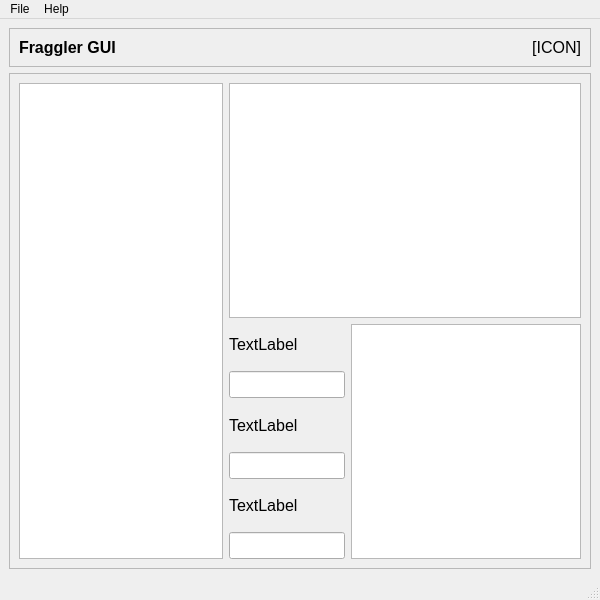
Above: fraggler/MainWindow.ui from Clinical-Genomics-Umea/fraggler before the change. Below: the same form after it.
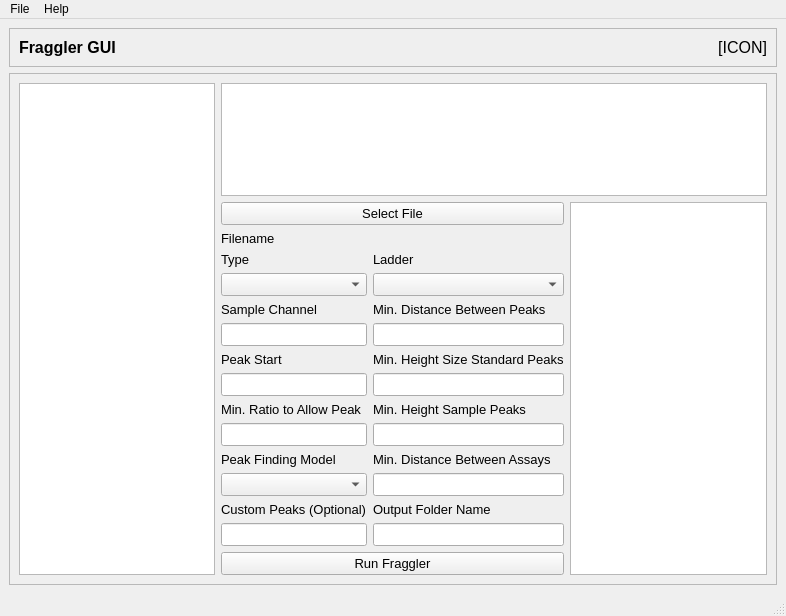
That is the form after the change.

Commit message: Finished designer for button inputs

The edit to the form file:
```diff
--- a/fraggler/MainWindow.ui
+++ b/fraggler/MainWindow.ui
@@ -6,8 +6,8 @@
    <rect>
     <x>0</x>
     <y>0</y>
-    <width>600</width>
-    <height>600</height>
+    <width>786</width>
+    <height>616</height>
    </rect>
   </property>
   <property name="font">
@@ -111,44 +111,365 @@
            </item>
            <item>
             <layout class="QHBoxLayout" name="horizontalLayout_2">
+             <property name="leftMargin">
+              <number>0</number>
+             </property>
              <property name="topMargin">
               <number>0</number>
              </property>
              <item>
-              <layout class="QVBoxLayout" name="verticalLayout_4">
+              <layout class="QVBoxLayout" name="verticalLayout_8">
                <property name="leftMargin">
                 <number>0</number>
                </property>
                <item>
-                <widget class="QLabel" name="label">
+                <widget class="QPushButton" name="selectFileButton">
+                 <property name="font">
+                  <font>
+                   <pointsize>10</pointsize>
+                  </font>
+                 </property>
                  <property name="text">
-                  <string>TextLabel</string>
+                  <string>Select File</string>
                  </property>
                 </widget>
                </item>
                <item>
-                <widget class="QLineEdit" name="lineEdit_2"/>
-               </item>
-               <item>
-                <widget class="QLabel" name="label_2">
+                <widget class="QLabel" name="filenameLabel">
+                 <property name="font">
+                  <font>
+                   <pointsize>10</pointsize>
+                  </font>
+                 </property>
                  <property name="text">
-                  <string>TextLabel</string>
+                  <string>Filename</string>
                  </property>
                 </widget>
                </item>
                <item>
-                <widget class="QLineEdit" name="lineEdit"/>
+                <layout class="QHBoxLayout" name="horizontalLayout_6">
+                 <property name="leftMargin">
+                  <number>0</number>
+                 </property>
+                 <item>
+                  <layout class="QVBoxLayout" name="verticalLayout_9">
+                   <property name="leftMargin">
+                    <number>0</number>
+                   </property>
+                   <item>
+                    <widget class="QLabel" name="typeLabel">
+                     <property name="font">
+                      <font>
+                       <pointsize>10</pointsize>
+                      </font>
+                     </property>
+                     <property name="text">
+                      <string>Type</string>
+                     </property>
+                    </widget>
+                   </item>
+                   <item>
+                    <widget class="QComboBox" name="typeComboBox">
+                     <property name="font">
+                      <font>
+                       <pointsize>10</pointsize>
+                      </font>
+                     </property>
+                     <property name="toolTip">
+                      <string>Fraggler area or fraggler peak.</string>
+                     </property>
+                     <property name="currentText">
+                      <string/>
+                     </property>
+                    </widget>
+                   </item>
+                   <item>
+                    <widget class="QLabel" name="sampleChannelLabel">
+                     <property name="font">
+                      <font>
+                       <pointsize>10</pointsize>
+                      </font>
+                     </property>
+                     <property name="text">
+                      <string>Sample Channel</string>
+                     </property>
+                    </widget>
+                   </item>
+                   <item>
+                    <widget class="QLineEdit" name="sampleChannelInput">
+                     <property name="font">
+                      <font>
+                       <pointsize>10</pointsize>
+                      </font>
+                     </property>
+                     <property name="toolTip">
+                      <string>Which sample channel to use. E.g. 'DATA1', 'DATA2'...</string>
+                     </property>
+                    </widget>
+                   </item>
+                   <item>
+                    <widget class="QLabel" name="peakStartLabel">
+                     <property name="font">
+                      <font>
+                       <pointsize>10</pointsize>
+                      </font>
+                     </property>
+                     <property name="text">
+                      <string>Peak Start</string>
+                     </property>
+                    </widget>
+                   </item>
+                   <item>
+                    <widget class="QLineEdit" name="peakStartInput">
+                     <property name="font">
+                      <font>
+                       <pointsize>10</pointsize>
+                      </font>
+                     </property>
+                     <property name="toolTip">
+                      <string>Where to start searching for peaks in basepairs</string>
+                     </property>
+                    </widget>
+                   </item>
+                   <item>
+                    <widget class="QLabel" name="minRatioLabel">
+                     <property name="font">
+                      <font>
+                       <pointsize>10</pointsize>
+                      </font>
+                     </property>
+                     <property name="text">
+                      <string>Min. Ratio to Allow Peak</string>
+                     </property>
+                    </widget>
+                   </item>
+                   <item>
+                    <widget class="QLineEdit" name="minPeakRatioInput">
+                     <property name="font">
+                      <font>
+                       <pointsize>10</pointsize>
+                      </font>
+                     </property>
+                     <property name="toolTip">
+                      <string>Minimum ratio of the lowest peak compared to the highest peak in the assay</string>
+                     </property>
+                    </widget>
+                   </item>
+                   <item>
+                    <widget class="QLabel" name="peakAreaModelLabel">
+                     <property name="font">
+                      <font>
+                       <pointsize>10</pointsize>
+                      </font>
+                     </property>
+                     <property name="text">
+                      <string>Peak Finding Model</string>
+                     </property>
+                    </widget>
+                   </item>
+                   <item>
+                    <widget class="QComboBox" name="peakModelComboBox">
+                     <property name="font">
+                      <font>
+                       <pointsize>10</pointsize>
+                      </font>
+                     </property>
+                     <property name="toolTip">
+                      <string>Which peak finding model to use</string>
+                     </property>
+                    </widget>
+                   </item>
+                   <item>
+                    <widget class="QLabel" name="customPeaksLabel">
+                     <property name="font">
+                      <font>
+                       <pointsize>10</pointsize>
+                      </font>
+                     </property>
+                     <property name="text">
+                      <string>Custom Peaks (Optional)</string>
+                     </property>
+                    </widget>
+                   </item>
+                   <item>
+                    <widget class="QLineEdit" name="customPeaksInput">
+                     <property name="font">
+                      <font>
+                       <pointsize>10</pointsize>
+                      </font>
+                     </property>
+                     <property name="toolTip">
+                      <string>CSV Filename with custom peaks to find</string>
+                     </property>
+                    </widget>
+                   </item>
+                  </layout>
+                 </item>
+                 <item>
+                  <layout class="QVBoxLayout" name="verticalLayout_4">
+                   <property name="leftMargin">
+                    <number>0</number>
+                   </property>
+                   <item>
+                    <widget class="QLabel" name="ladderLabel">
+                     <property name="font">
+                      <font>
+                       <pointsize>10</pointsize>
+                      </font>
+                     </property>
+                     <property name="text">
+                      <string>Ladder</string>
+                     </property>
+                    </widget>
+                   </item>
+                   <item>
+                    <widget class="QComboBox" name="ladderComboBox">
+                     <property name="font">
+                      <font>
+                       <pointsize>10</pointsize>
+                      </font>
+                     </property>
+                     <property name="toolTip">
+                      <string>Which ladder to use.</string>
+                     </property>
+                    </widget>
+                   </item>
+                   <item>
+                    <widget class="QLabel" name="minDistanceBetweenPeaksLabel">
+                     <property name="font">
+                      <font>
+                       <pointsize>10</pointsize>
+                      </font>
+                     </property>
+                     <property name="text">
+                      <string>Min. Distance Between Peaks</string>
+                     </property>
+                    </widget>
+                   </item>
+                   <item>
+                    <widget class="QLineEdit" name="minDistBetweenPeaksInput">
+                     <property name="font">
+                      <font>
+                       <pointsize>10</pointsize>
+                      </font>
+                     </property>
+                     <property name="toolTip">
+                      <string>Minimum distance between size standard peaks</string>
+                     </property>
+                    </widget>
+                   </item>
+                   <item>
+                    <widget class="QLabel" name="minDistSizeStandardLabel">
+                     <property name="font">
+                      <font>
+                       <pointsize>10</pointsize>
+                      </font>
+                     </property>
+                     <property name="text">
+                      <string>Min. Height Size Standard Peaks</string>
+                     </property>
+                    </widget>
+                   </item>
+                   <item>
+                    <widget class="QLineEdit" name="minHeightPeakInput">
+                     <property name="font">
+                      <font>
+                       <pointsize>10</pointsize>
+                      </font>
+                     </property>
+                     <property name="toolTip">
+                      <string>Minimum height of peaks in sample data</string>
+                     </property>
+                    </widget>
+                   </item>
+                   <item>
+                    <widget class="QLabel" name="minPeakHeightLabel">
+                     <property name="font">
+                      <font>
+                       <pointsize>10</pointsize>
+                      </font>
+                     </property>
+                     <property name="text">
+                      <string>Min. Height Sample Peaks</string>
+                     </property>
+                    </widget>
+                   </item>
+                   <item>
+                    <widget class="QLineEdit" name="minPeakHeightInput">
+                     <property name="font">
+                      <font>
+                       <pointsize>10</pointsize>
+                      </font>
+                     </property>
+                     <property name="toolTip">
+                      <string>Minimum height of peaks in sample data</string>
+                     </property>
+                    </widget>
+                   </item>
+                   <item>
+                    <widget class="QLabel" name="distBetweenAssaysLabel">
+                     <property name="font">
+                      <font>
+                       <pointsize>10</pointsize>
+                      </font>
+                     </property>
+                     <property name="text">
+                      <string>Min. Distance Between Assays</string>
+                     </property>
+                    </widget>
+                   </item>
+                   <item>
+                    <widget class="QLineEdit" name="minDistAssaysInput">
+                     <property name="font">
+                      <font>
+                       <pointsize>10</pointsize>
+                      </font>
+                     </property>
+                     <property name="toolTip">
+                      <string>Minimum distance between assays in a multiple assay experiment</string>
+                     </property>
+                    </widget>
+                   </item>
+                   <item>
+                    <widget class="QLabel" name="outputLabel">
+                     <property name="font">
+                      <font>
+                       <pointsize>10</pointsize>
+                      </font>
+                     </property>
+                     <property name="text">
+                      <string>Output Folder Name</string>
+                     </property>
+                    </widget>
+                   </item>
+                   <item>
+                    <widget class="QLineEdit" name="outputFolderInput">
+                     <property name="font">
+                      <font>
+                       <pointsize>10</pointsize>
+                      </font>
+                     </property>
+                     <property name="toolTip">
+                      <string>Output folder name (must be unique)</string>
+                     </property>
+                    </widget>
+                   </item>
+                  </layout>
+                 </item>
+                </layout>
                </item>
                <item>
-                <widget class="QLabel" name="label_3">
+                <widget class="QPushButton" name="runFragglerButton">
+                 <property name="font">
+                  <font>
+                   <pointsize>10</pointsize>
+                  </font>
+                 </property>
                  <property name="text">
-                  <string>TextLabel</string>
+                  <string>Run Fraggler</string>
                  </property>
                 </widget>
                </item>
-               <item>
-                <widget class="QLineEdit" name="lineEdit_3"/>
-               </item>
               </layout>
              </item>
              <item>
@@ -170,7 +491,7 @@
     <rect>
      <x>0</x>
      <y>0</y>
-     <width>600</width>
+     <width>786</width>
      <height>22</height>
     </rect>
    </property>
```
Left out of the diff: 2 changed lines with no effect on the pictures.
